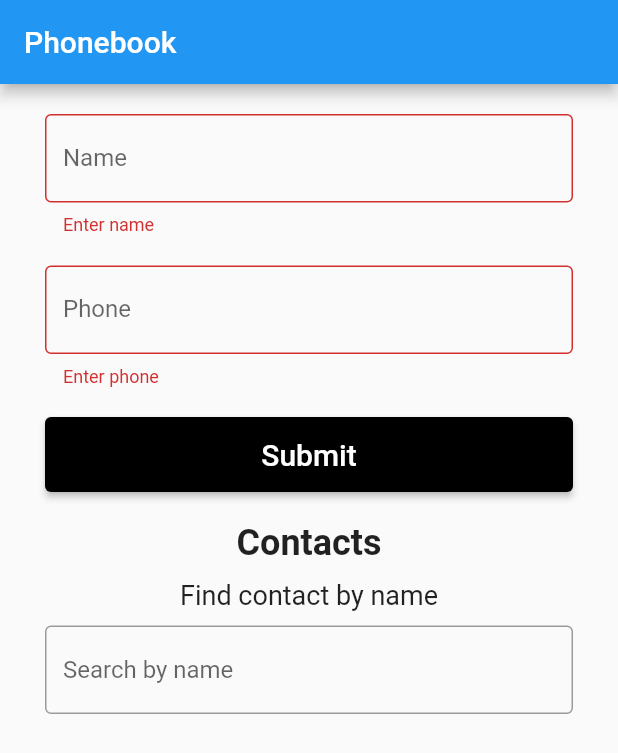
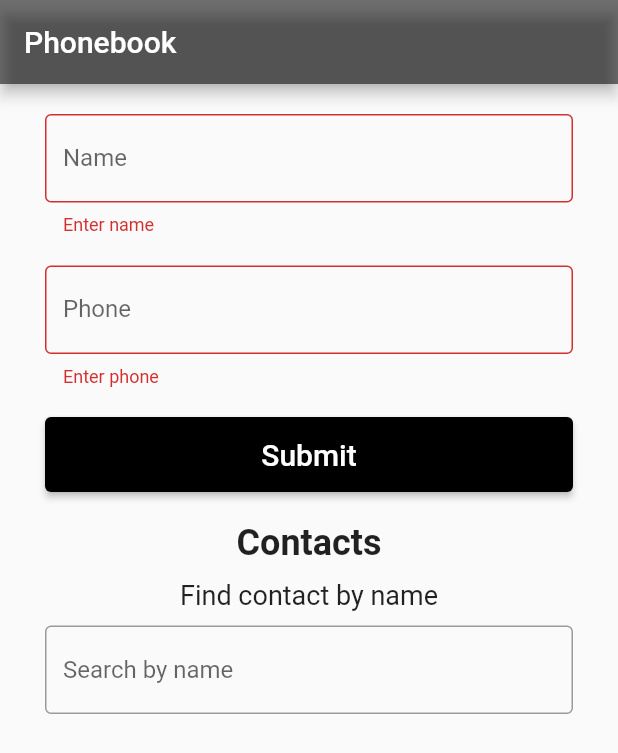
Before and after one commit to vadimsabadosh/fl_simple_phonebook, a Flutter app: the screen it shows after launch, after a tap on "Submit", on a phone screen of 412 x 824 dp. Shown: the top 753 px of the screen. Run offline on Flutter 3.47's test engine with Material 2 defaults, Android fonts, the phone set to English and light mode, and no system bars.

Commit message:
add filter

```diff
--- a/lib/main.dart
+++ b/lib/main.dart
@@ -10,7 +10,6 @@ void main() {
 class MyApp extends StatelessWidget {
   const MyApp({super.key});
 
-  // This widget is the root of your application.
   @override
   Widget build(BuildContext context) {
     return const MaterialApp(
@@ -54,15 +53,23 @@ class _MyHomePageState extends State<MyHomePage> {
     });
   }
 
+  List<ContactModel> getContacts() {
+    String filter = _filterController.text.toLowerCase();
+    return _contacts
+        .where((element) => element.name.toLowerCase().contains(filter))
+        .toList();
+  }
+
   @override
   Widget build(BuildContext context) {
     return Scaffold(
       resizeToAvoidBottomInset: false,
       appBar: AppBar(
         title: const Text('Phonebook'),
+        backgroundColor: Colors.black54,
       ),
       body: Container(
-        padding: EdgeInsets.symmetric(vertical: 20, horizontal: 30),
+        padding: const EdgeInsets.symmetric(vertical: 20, horizontal: 30),
         height: MediaQuery.of(context).size.height,
         child: Column(
           children: [
@@ -86,7 +93,7 @@ class _MyHomePageState extends State<MyHomePage> {
               ),
             ),
             const SizedBox(height: 20),
-            ContactList(contacts: _contacts, deleteContact: deleteContact),
+            ContactList(contacts: getContacts(), deleteContact: deleteContact),
           ],
         ),
       ),
--- a/lib/widgets/contact_list.dart
+++ b/lib/widgets/contact_list.dart
@@ -1,6 +1,5 @@
 // ignore_for_file: public_member_api_docs, sort_constructors_first
 import 'package:flutter/material.dart';
-
 import '../models/contact_model.dart';
 import 'contact.dart';
 
@@ -16,13 +15,16 @@ class ContactList extends StatelessWidget {
 
   @override
   Widget build(BuildContext context) {
-    return ListView.builder(
-      scrollDirection: Axis.vertical,
-      shrinkWrap: true,
-      itemBuilder: (context, index) {
-        return Contact(contact: contacts[index], deleteContact: deleteContact);
-      },
-      itemCount: contacts.length,
+    return Expanded(
+      child: ListView.builder(
+        scrollDirection: Axis.vertical,
+        shrinkWrap: true,
+        itemBuilder: (context, index) {
+          return Contact(
+              contact: contacts[index], deleteContact: deleteContact);
+        },
+        itemCount: contacts.length,
+      ),
     );
   }
 }
```
